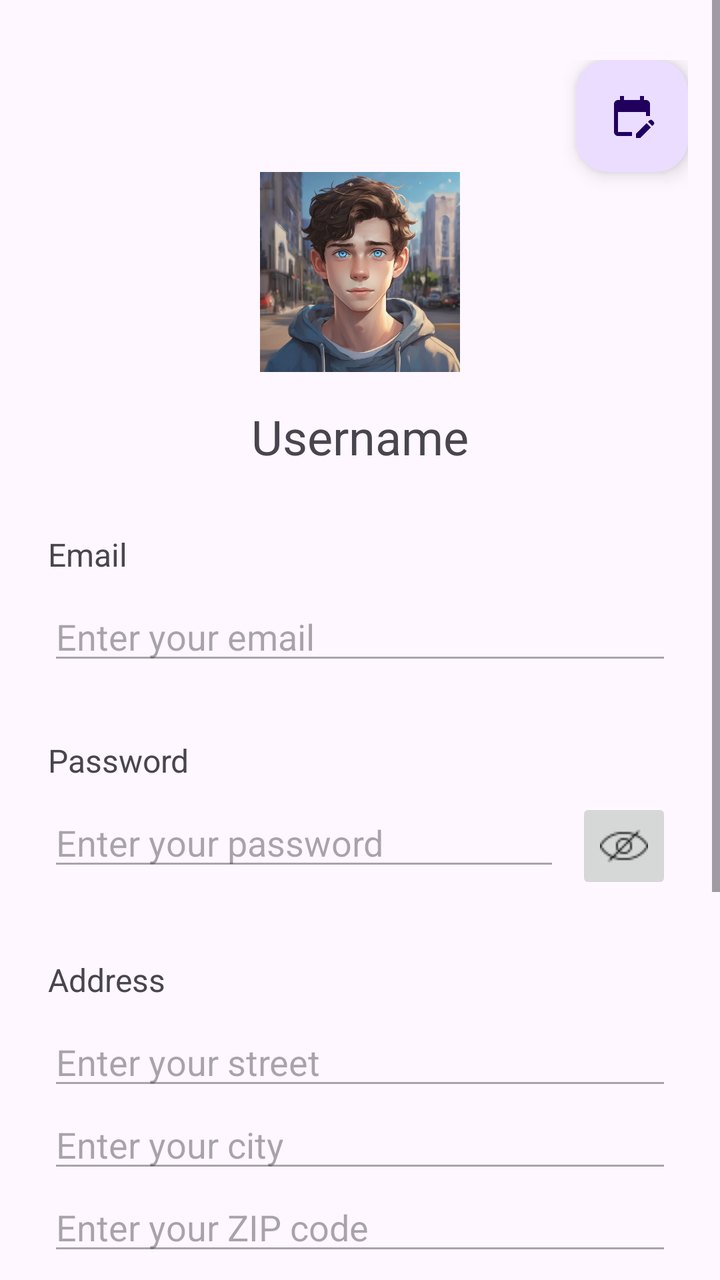
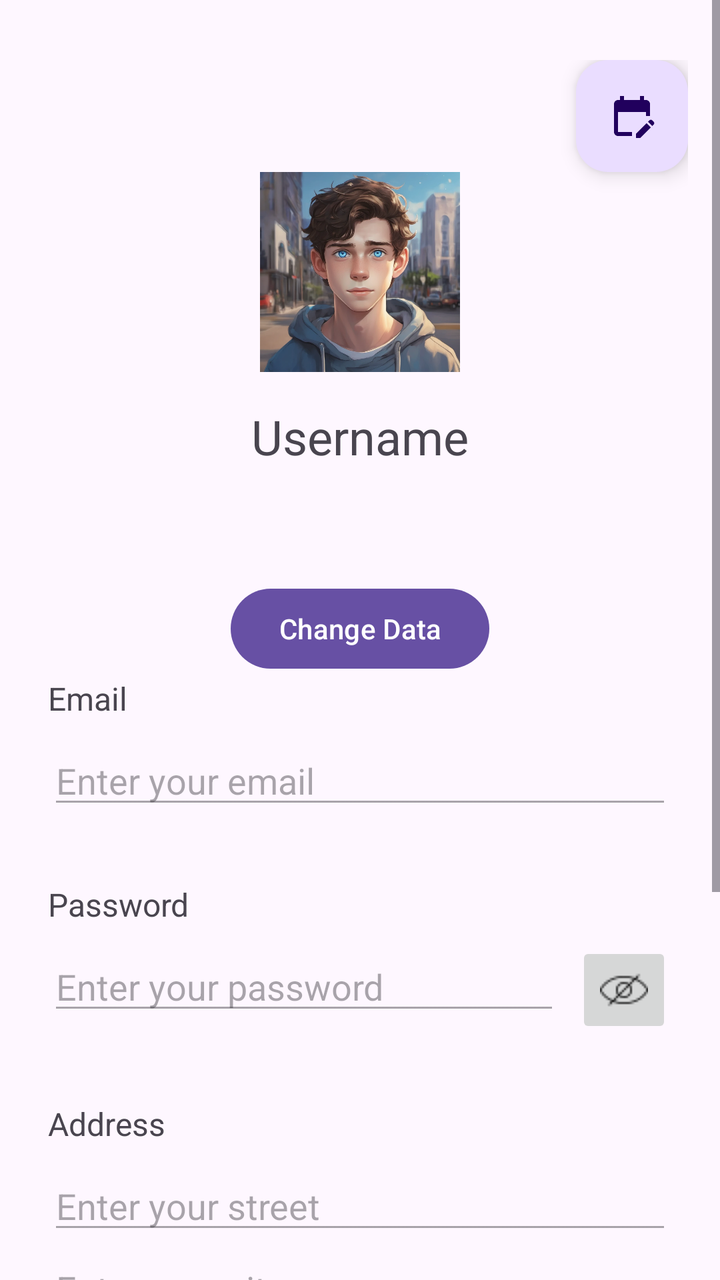

The first picture is an Android layout as it rendered before a commit; the second is the same layout after the commit. The layout source and the unified diff follow.
<!-- AndroidManifest.xml: application theme Theme.DailyKind -->
<!-- res/layout/fragment_profile.xml -->
<?xml version="1.0" encoding="utf-8"?>
<ScrollView xmlns:android="http://schemas.android.com/apk/res/android"
    android:layout_width="match_parent"
    android:layout_height="match_parent">

    <LinearLayout
        android:layout_width="match_parent"
        android:layout_height="wrap_content"
        android:orientation="vertical"
        android:paddingTop="30dp"
        android:paddingBottom="128dp"
        android:paddingLeft="16dp"
        android:paddingRight="16dp">

        <com.google.android.material.floatingactionbutton.FloatingActionButton
            android:id="@+id/calenderIcon"
            android:layout_width="wrap_content"
            android:layout_height="wrap_content"
            android:layout_gravity="top|right"
            android:scaleType="fitXY"
            android:tint="@android:color/white"
            android:src="@drawable/baseline_edit_calendar_24" />

        
        <ImageView
            android:id="@+id/profile_image"
            android:layout_width="100dp"
            android:layout_height="100dp"
            android:layout_gravity="center"
            android:src="@drawable/profilepic1"
            android:contentDescription="Profile Picture"
            android:scaleType="centerCrop"
            android:layout_marginBottom="16dp"/>

        
        <TextView
            android:id="@+id/username"
            android:layout_width="wrap_content"
            android:layout_height="wrap_content"
            android:text="Username"
            android:textSize="24sp"
            android:layout_gravity="center"
            android:layout_marginBottom="32dp"/>

        
        <TextView
            android:layout_marginLeft="8dp"
            android:layout_width="wrap_content"
            android:layout_height="wrap_content"
            android:text="Email"
            android:textSize="16sp"
            android:layout_marginBottom="8dp"/>
        <EditText
            android:layout_marginLeft="8dp"
            android:layout_marginRight="8dp"
            android:id="@+id/email"
            android:layout_width="match_parent"
            android:layout_height="wrap_content"
            android:inputType="textEmailAddress"
            android:hint="Enter your email"
            android:enabled="false"/>

        
        <TextView
            android:layout_marginLeft="8dp"
            android:layout_width="wrap_content"
            android:layout_height="wrap_content"
            android:text="Password"
            android:textSize="16sp"
            android:layout_marginTop="32dp"
            android:layout_marginBottom="8dp"/>
        <LinearLayout

            android:layout_width="match_parent"
            android:layout_height="wrap_content"
            android:orientation="horizontal">
            <EditText
                android:layout_marginLeft="8dp"
                android:layout_marginRight="8dp"
                android:id="@+id/password"
                android:layout_width="0dp"
                android:layout_height="wrap_content"
                android:layout_weight="1"
                android:inputType="textPassword"
                android:hint="Enter your password"
                android:enabled="false"/>
            <ImageButton
                android:layout_marginRight="8dp"
                android:id="@+id/toggle_password_visibility"
                android:layout_width="48dp"
                android:layout_height="48dp"
                android:src="@drawable/invisible_eye"
                android:contentDescription="Toggle Password Visibility"
                android:enabled="false"/>
        </LinearLayout>

        

        
        <TextView
            android:layout_marginLeft="8dp"
            android:layout_marginRight="8dp"
            android:layout_width="wrap_content"
            android:layout_height="wrap_content"
            android:layout_marginTop="32dp"
            android:layout_marginBottom="8dp"
            android:text="Address"
            android:textSize="16sp" />

        <EditText
            android:layout_marginLeft="8dp"
            android:layout_marginRight="8dp"
            android:id="@+id/street"
            android:layout_width="match_parent"
            android:layout_height="wrap_content"
            android:hint="Enter your street"
            android:enabled="false"/>

        
        <EditText
            android:layout_marginLeft="8dp"
            android:layout_marginRight="8dp"
            android:id="@+id/city"
            android:layout_width="match_parent"
            android:layout_height="wrap_content"
            android:hint="Enter your city"
            android:enabled="false"/>

        
        <EditText
            android:layout_marginLeft="8dp"
            android:layout_marginRight="8dp"
            android:id="@+id/zip_code"
            android:layout_width="match_parent"
            android:layout_height="wrap_content"
            android:hint="Enter your ZIP code"
            android:enabled="false"/>

        
        <TextView
            android:layout_marginLeft="8dp"
            android:layout_marginRight="8dp"
            android:layout_width="wrap_content"
            android:layout_height="wrap_content"
            android:text="Country"
            android:textSize="16sp"
            android:layout_marginTop="32dp"
            android:layout_marginBottom="8dp"/>
        <Spinner
            android:layout_marginLeft="8dp"
            android:layout_marginRight="8dp"
            android:id="@+id/country_picker"
            android:layout_width="match_parent"
            android:layout_height="wrap_content"
            android:enabled="false"/>

        
        <Button
            android:id="@+id/edit_button"
            android:layout_width="wrap_content"
            android:layout_height="wrap_content"
            android:text="Change Data"
            android:layout_gravity="center"
            android:layout_marginTop="24dp"/>


        
    </LinearLayout>


</ScrollView>
<!-- resources referenced by this layout -->
<resources>
  <!-- drawable baseline_edit_calendar_24 (drawable) -->
  <vector xmlns:android="http://schemas.android.com/apk/res/android" android:height="24dp" android:tint="#000000" android:viewportHeight="24" android:viewportWidth="24" android:width="24dp">
        
      <path android:fillColor="@android:color/white" android:pathData="M12,22H5c-1.11,0 -2,-0.9 -2,-2L3.01,6c0,-1.1 0.88,-2 1.99,-2h1V2h2v2h8V2h2v2h1c1.1,0 2,0.9 2,2v6h-2v-2H5v10h7V22zM22.13,16.99l0.71,-0.71c0.39,-0.39 0.39,-1.02 0,-1.41l-0.71,-0.71c-0.39,-0.39 -1.02,-0.39 -1.41,0l-0.71,0.71L22.13,16.99zM21.42,17.7l-5.3,5.3H14v-2.12l5.3,-5.3L21.42,17.7z"/>
      
  </vector>
  <!-- drawable invisible_eye: png bitmap (drawable, 495 bytes) -->
  <!-- drawable profilepic1: webp bitmap (drawable, 95612 bytes) -->
  <style name="Theme.DailyKind" parent="Base.Theme.DailyKind" />
  <style name="Base.Theme.DailyKind" parent="Theme.Material3.DayNight.NoActionBar">
          
          
      </style>
</resources>

<!-- the commit's change to res/layout/fragment_profile.xml (unified diff, before → after) -->
@@ -41,6 +41,15 @@
             android:textSize="24sp"
             android:layout_gravity="center"
             android:layout_marginBottom="32dp"/>
+
+        
+        <Button
+            android:id="@+id/edit_button"
+            android:layout_width="wrap_content"
+            android:layout_height="wrap_content"
+            android:text="Change Data"
+            android:layout_gravity="center"
+            android:layout_marginTop="24dp"/>
 
         
         <TextView
@@ -154,14 +163,7 @@
             android:layout_height="wrap_content"
             android:enabled="false"/>
 
-        
-        <Button
-            android:id="@+id/edit_button"
-            android:layout_width="wrap_content"
-            android:layout_height="wrap_content"
-            android:text="Change Data"
-            android:layout_gravity="center"
-            android:layout_marginTop="24dp"/>
+
 
 
         
